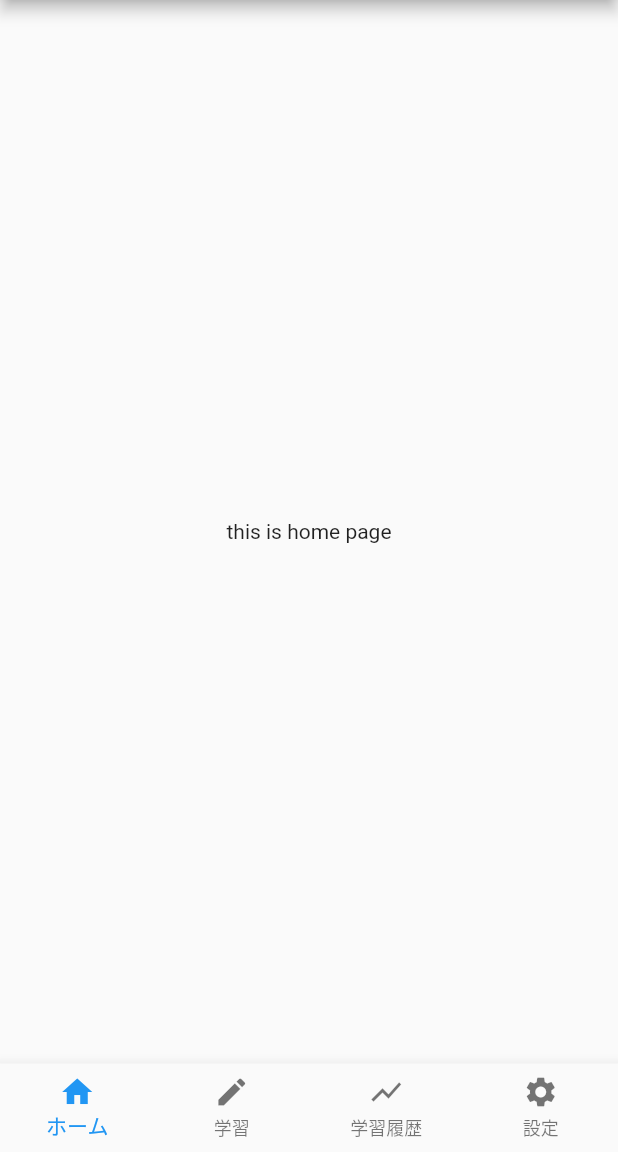
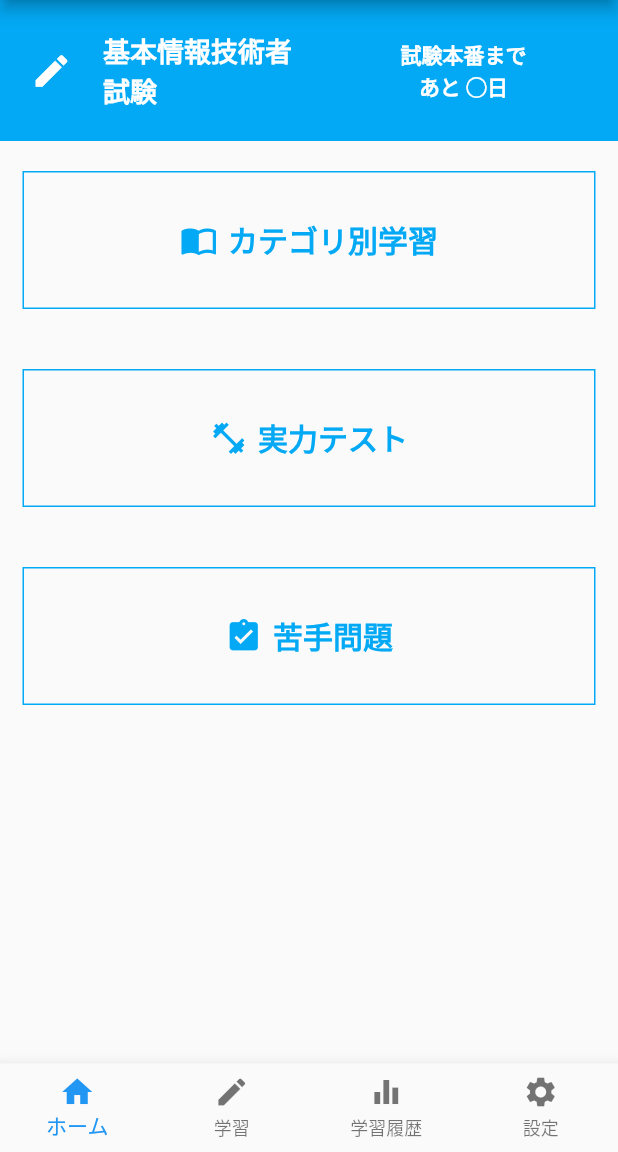
Before and after one commit to NaokiMochizuki/certificate_qualification, a Flutter app: the screen it shows after launch, on a phone screen of 412 x 824 dp, the part 84-1236 px from its top. Run offline on Flutter 3.47's test engine with Material 2 defaults, Android fonts, the phone set to English and light mode, and no system bars.

Commit message:
実力テストから年度別/ランダムで出題形式を選択可能に

```diff
--- /dev/null
+++ b/lib/components/box_menu.dart
@@ -0,0 +1,33 @@
+import 'package:flutter/material.dart';
+
+class BoxMenu extends StatelessWidget {
+  final String title;
+  final IconData iconData;
+  final Function onTapCallback;
+
+  BoxMenu({@required this.title, @required this.iconData, @required this.onTapCallback});
+
+  @override
+  Widget build(BuildContext context) {
+    return GestureDetector(
+      // TODO: ページ遷移時に苦手問題のみを抽出条件とするパラメーター渡す
+      onTap: onTapCallback,
+      child: Container(
+        padding: EdgeInsets.all(30.0),
+        margin: EdgeInsets.only(top: 20.0, left: 15.0, right: 15.0, bottom: 20.0),
+        decoration: BoxDecoration(
+            border: Border.all(color: Colors.lightBlue)
+        ),
+        child: Row(
+          mainAxisAlignment: MainAxisAlignment.center,
+          children: <Widget>[
+            Icon(iconData, color: Colors.lightBlue, size: 25.0),
+            SizedBox(width: 7.0),
+            Text(title, style: TextStyle(color: Colors.lightBlue, fontSize: 20.0, fontWeight: FontWeight.bold)),
+          ],
+        ),
+        width: double.infinity,
+      ),
+    );
+  }
+}
--- /dev/null
+++ b/lib/constant/settings.dart
@@ -0,0 +1 @@
+const kAppName = '基本情報技術者試験';
--- a/lib/main.dart
+++ b/lib/main.dart
@@ -1,7 +1,9 @@
 import 'package:certicicatie_qualification/screens/select_category.dart';
+import 'package:certicicatie_qualification/screens/select_term.dart';
 import 'package:certicicatie_qualification/screens/setting.dart';
 import 'package:certicicatie_qualification/screens/study_record.dart';
 import 'package:certicicatie_qualification/screens/home.dart';
+import 'package:certicicatie_qualification/screens/select_question_type.dart';
 import 'package:flutter/material.dart';
 import 'screens/top.dart';
 
@@ -19,6 +21,8 @@ class CertificateQualificationApp extends StatelessWidget {
         SelectCategory.id: (context) => SelectCategory(),
         StudyRecord.id: (context) => StudyRecord(),
         Setting.id: (context) => Setting(),
+        SelectQuestionType.id: (context) => SelectQuestionType(),
+        SelectTerm.id: (context) => SelectTerm(),
       }
     );
   }
--- a/lib/screens/home.dart
+++ b/lib/screens/home.dart
@@ -1,4 +1,8 @@
+import 'package:certicicatie_qualification/screens/select_question_type.dart';
 import 'package:flutter/material.dart';
+import 'package:certicicatie_qualification/constant/settings.dart';
+import 'package:certicicatie_qualification/screens/select_category.dart';
+import 'package:certicicatie_qualification/components/box_menu.dart';
 
 class Home extends StatelessWidget {
   static const String id = 'home';
@@ -6,9 +10,70 @@ class Home extends StatelessWidget {
   @override
   Widget build(BuildContext context) {
     return Scaffold(
-      body: SafeArea(
-        child: Container(
-          child: Center(child: Text('this is home page')),
+      body: Container(
+        child: Column(
+          mainAxisSize: MainAxisSize.max,
+          children: <Widget>[
+            Container(
+              padding: EdgeInsets.only(top: 20.0, bottom: 20.0),
+              color: Colors.lightBlue,
+              child: Row(
+                children: <Widget>[
+                  Expanded(
+                    child: Center(
+                      child: Row(
+                        children: <Widget>[
+                          Expanded(flex: 1, child: Icon(Icons.mode_edit, color: Colors.white, size: 28.0)),
+                          Expanded(
+                            flex: 2,
+                            child: Column(
+                              children: <Widget>[
+                                Text(kAppName, style: TextStyle(color: Colors.white, fontWeight: FontWeight.bold, fontSize: 18.0)),
+                              ],
+                            ),
+                          ),
+                        ],
+                      )
+                    ),
+                  ),
+                  Expanded(
+                    child: Center(
+                      child: Column(children: <Widget>[
+                        Text('試験本番まで', style: TextStyle(color: Colors.white, fontWeight: FontWeight.bold)),
+                        Text('あと ◯日', style: TextStyle(color: Colors.white, fontWeight: FontWeight.bold)),
+                      ]),
+                    ),
+                  ),
+                ],
+              ),
+            ),
+            Column(
+              mainAxisSize: MainAxisSize.max,
+              children: <Widget>[
+                BoxMenu(
+                  title: 'カテゴリ別学習',
+                  iconData: Icons.import_contacts,
+                  onTapCallback: (){
+                    Navigator.pushNamed(context, SelectCategory.id);
+                  },
+                ),
+                BoxMenu(
+                  title: '実力テスト',
+                  iconData: Icons.fitness_center,
+                  onTapCallback: (){
+                    Navigator.pushNamed(context, SelectQuestionType.id);
+                  },
+                ),
+                BoxMenu(
+                  title: '苦手問題',
+                  iconData: Icons.assignment_turned_in,
+                  onTapCallback: (){
+                    Navigator.pushNamed(context, SelectCategory.id);
+                  },
+                ),
+              ],
+            )
+          ],
         ),
       ),
     );
--- a/lib/screens/top.dart
+++ b/lib/screens/top.dart
@@ -20,7 +20,7 @@ class _TopState extends State<Top> with SingleTickerProviderStateMixin {
   static const _footerIcons = [
     Icon(Icons.home),
     Icon(Icons.mode_edit),
-    Icon(Icons.show_chart),
+    Icon(Icons.equalizer),
     Icon(Icons.settings)
   ];
 
@@ -79,8 +79,7 @@ class _TopState extends State<Top> with SingleTickerProviderStateMixin {
         currentIndex: _selectedIndex,
         onTap: (int index){
           setState((){
-            _pageController.animateToPage(index,
-                duration: Duration(milliseconds: 300), curve: Curves.easeOut);
+            _pageController.animateToPage(index, duration: Duration(milliseconds: 300), curve: Curves.easeOut);
           });
         },
       ),
```
Also changed, not shown: lib/screens/select_question_type.dart (added, +44 -0 lines), lib/screens/select_term.dart (added, +15 -0 lines).
